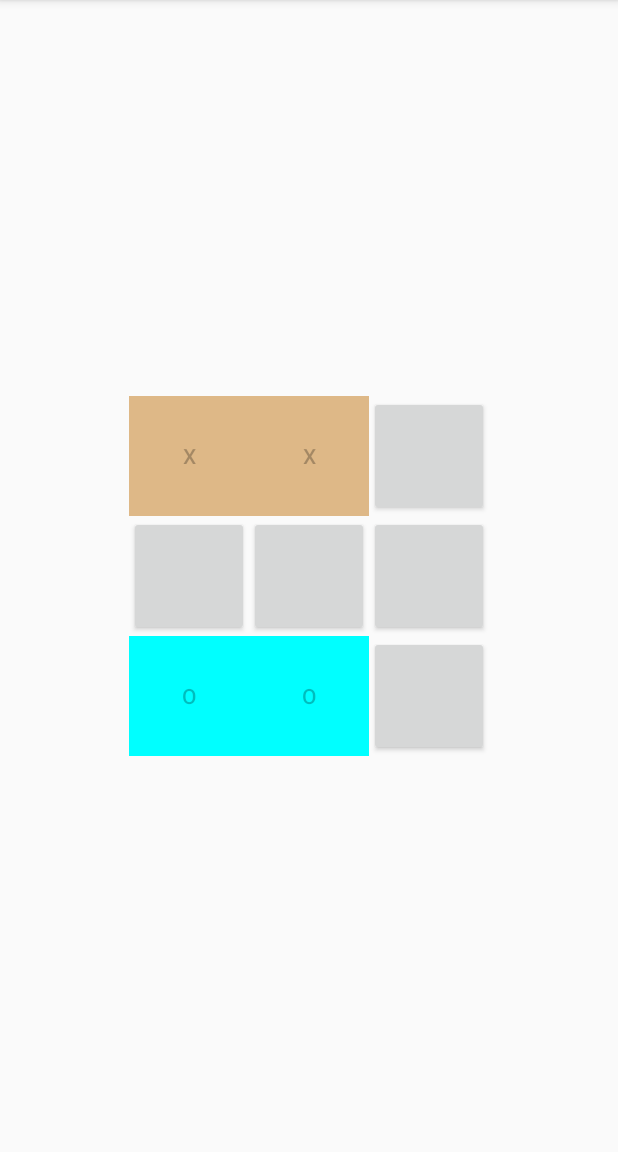
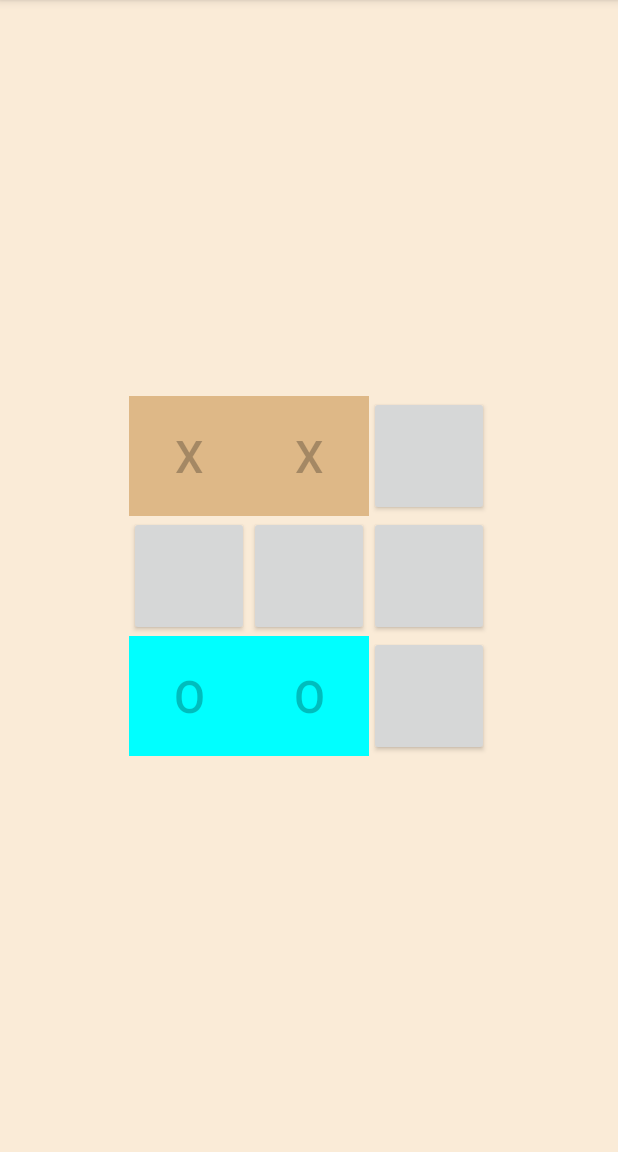
Before and after one commit to LorenzoCotti/TrisApp, an Android app: the screen it shows after launch (MainActivity), after a tap on an icon or button, on a phone screen of 412 x 824 dp, the part 84-1236 px from its top. Run offline under Robolectric (Android 15) with nearby library versions, the light colour scheme and no system bars; 1 other tap on this screen came first.

Commit message:
Rimosso TableLayout e sostituito con un RelativeLayout e tre LinearLayout annidati, uno per ogni riga di 3 celle

```diff
--- a/app/src/main/java/it/lorenzocotti/trisapp/MainActivity.java
+++ b/app/src/main/java/it/lorenzocotti/trisapp/MainActivity.java
@@ -83,6 +83,7 @@ public class MainActivity extends AppCompatActivity {
         if(onlinePlayer == 1) {    //turno gioc.1
             String mystring = button.getResources().getString(R.string.cross_sign);
             button.setText(mystring);
+            button.setTextSize(30);
             button.setBackgroundResource(R.color.giocatore1);
             player1.add(cell);   //cell viene occupata da player1
             onlinePlayer = 2;
@@ -90,6 +91,7 @@ public class MainActivity extends AppCompatActivity {
         } else {
             String mystring = button.getResources().getString(R.string.square_sign);
             button.setText(mystring);
+            button.setTextSize(30);
             button.setBackgroundResource(R.color.giocatore2);
             player2.add(cell);
             onlinePlayer = 1;
--- a/app/src/main/res/layout/activity_main.xml
+++ b/app/src/main/res/layout/activity_main.xml
@@ -1,18 +1,18 @@
 <?xml version="1.0" encoding="utf-8"?>
-<TableLayout xmlns:android="http://schemas.android.com/apk/res/android"
-    xmlns:app="http://schemas.android.com/apk/res-auto"
+<RelativeLayout xmlns:android="http://schemas.android.com/apk/res/android"
     xmlns:tools="http://schemas.android.com/tools"
     android:layout_width="match_parent"
     android:layout_height="match_parent"
     android:layout_gravity="center"
+    android:background="#FAEBD7"
     android:gravity="center"
     tools:context=".MainActivity">
 
-    <TableRow
+    <LinearLayout
+        android:id="@+id/first_row"
         android:layout_width="match_parent"
-        android:layout_height="match_parent"
-        android:layout_gravity="center_horizontal"
-        android:gravity="center_horizontal">
+        android:layout_height="80dp"
+        android:gravity="center">
 
         <Button
             android:id="@+id/b1"
@@ -31,13 +31,14 @@
         android:layout_width="80dp"
         android:layout_height="80dp"
         android:onClick="clickOnButton" />
-    </TableRow>
+    </LinearLayout>
 
-    <TableRow
+    <LinearLayout
+        android:id="@+id/second_row"
         android:layout_width="match_parent"
-        android:layout_height="match_parent"
-        android:layout_gravity="center_horizontal"
-        android:gravity="center_horizontal">
+        android:layout_height="80dp"
+        android:layout_below="@id/first_row"
+        android:gravity="center">
 
     <Button
         android:id="@+id/b4"
@@ -56,30 +57,32 @@
         android:layout_width="80dp"
         android:layout_height="80dp"
         android:onClick="clickOnButton" />
-    </TableRow>
+    </LinearLayout>
 
-    <TableRow
+    <LinearLayout
+        android:id="@+id/third_row"
         android:layout_width="match_parent"
-        android:layout_height="match_parent"
-        android:layout_gravity="center_horizontal"
-        android:gravity="center_horizontal">
+        android:layout_height="80dp"
+        android:layout_below="@id/second_row"
+        android:gravity="center">
 
     <Button
         android:id="@+id/b7"
         android:layout_width="80dp"
         android:layout_height="80dp"
-            android:onClick="clickOnButton"/>
+        android:onClick="clickOnButton" />
 
     <Button
         android:id="@+id/b8"
         android:layout_width="80dp"
         android:layout_height="80dp"
-            android:onClick="clickOnButton"/>
+        android:onClick="clickOnButton" />
 
     <Button
         android:id="@+id/b9"
         android:layout_width="80dp"
         android:layout_height="80dp"
-            android:onClick="clickOnButton"/>
-    </TableRow>
-</TableLayout>
+        android:onClick="clickOnButton" />
+    </LinearLayout>
+
+</RelativeLayout>
```
Lines whose indentation alone changed are shown as unchanged.
